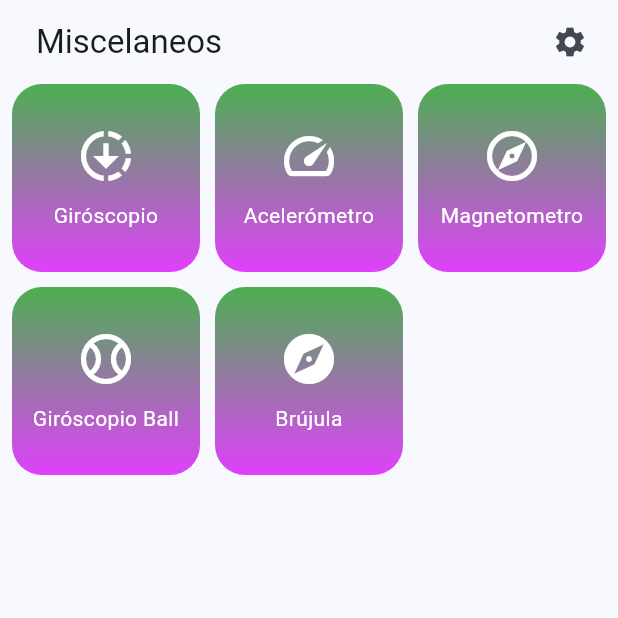
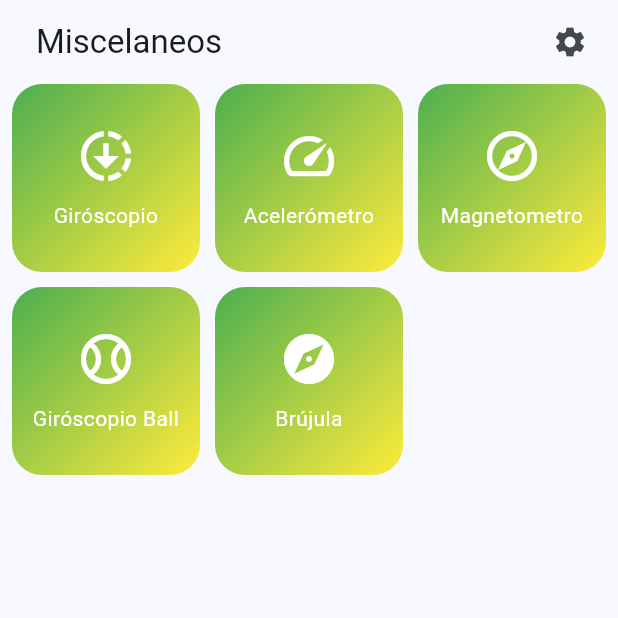
Before and after one commit to Hongongo/starion, a Flutter app: the screen it shows after launch, on a phone screen of 412 x 824 dp, the top half of it. Run offline on Flutter 3.47's test engine with Material 3 defaults, Android fonts, the phone set to English and light mode, and no system bars; our stand-ins replace device_info_plus, flutter_riverpod, go_router, google_fonts, permission_handler, sensors_plus.

```diff
--- a/lib/presentation/widgets/shared/main_menu.dart
+++ b/lib/presentation/widgets/shared/main_menu.dart
@@ -46,7 +46,7 @@ class HomeMenuItem extends StatelessWidget {
     required this.title,
     required this.route,
     required this.icon,
-    this.bgColors = const [ Colors.green, Colors.purpleAccent],
+    this.bgColors = const [ Colors.green, Colors.yellow],
   });
 
   @override
@@ -59,8 +59,8 @@ class HomeMenuItem extends StatelessWidget {
             borderRadius: BorderRadius.circular(20),
             gradient: LinearGradient(
               colors: bgColors,
-              begin: Alignment.topCenter,
-              end: Alignment.bottomCenter,
+              begin: Alignment.topLeft,
+              end: Alignment.bottomRight,
             )),
         child: Column(
           mainAxisAlignment: MainAxisAlignment.center,
--- a/pubspec.yaml
+++ b/pubspec.yaml
@@ -14,6 +14,7 @@ dependencies:
   go_router: ^14.8.0
   google_fonts: ^6.2.1
   permission_handler: ^11.3.1
+  sensors_plus: ^6.1.1
 
 dev_dependencies:
   flutter_test:
```
Also changed, not shown: lib/presentation/providers/providers.dart (+11 -0 lines), lib/presentation/providers/sensors/gyroscope_provider.dart (added, +33 -0 lines), lib/presentation/screens/sensors/gyroscope_screen.dart (+13 -13 lines), pubspec.lock.
